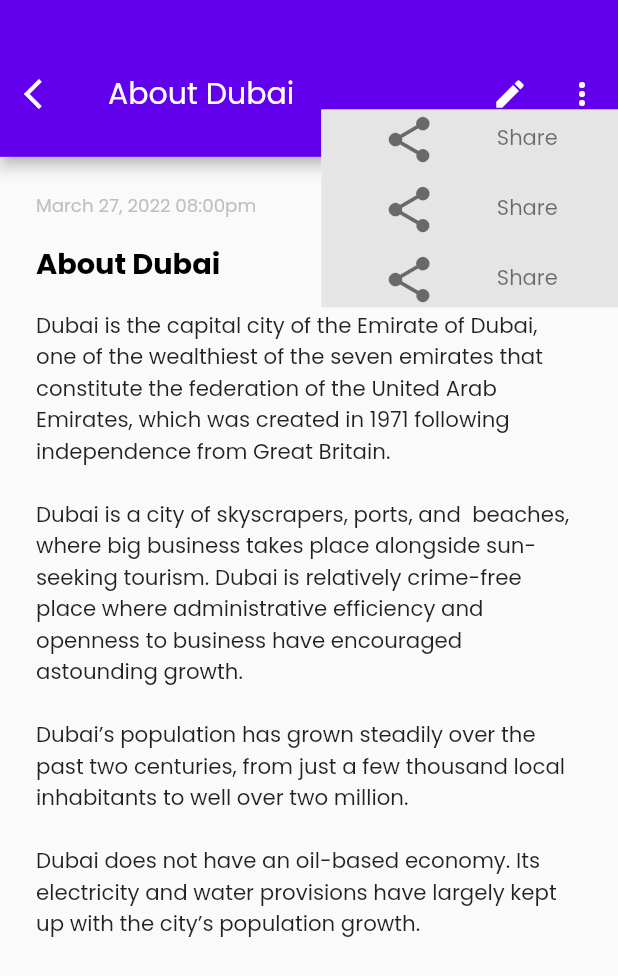
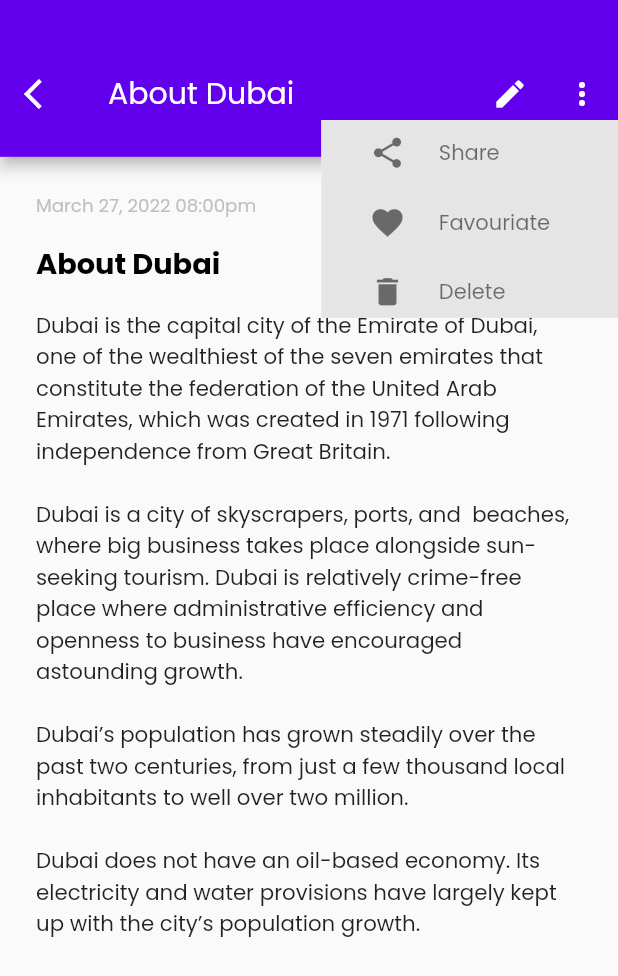
Before and after one commit to kolikay/Scholars_padi, a Flutter app: the NoteBookScreen3 screen opened directly, after a tap on the "more vert" icon, on a phone screen of 412 x 824 dp. Shown: the top 976 px of the screen. Run offline on Flutter 3.47's test engine with Material 2 defaults, Android fonts, the phone set to English and light mode, and no system bars; our stand-ins replace carousel_slider, flutter_riverpod, flutter_screenutil, flutter_slidable, google_fonts, image_picker and 2 more; missing offline and left inert: simple_connection_checker.

Commit message:
notebook cards screens3

```diff
--- a/lib/screens/note_book_screens/views/note_book_screen3.dart
+++ b/lib/screens/note_book_screens/views/note_book_screen3.dart
@@ -41,11 +41,9 @@ class _NoteBookScreen3State extends State<NoteBookScreen3> {
               ),
               thirdAppIcon: IconButton(
                 onPressed: () {
-                  // showDialog(
-                  //     context: context,
-                  //     builder: (BuildContext context) {
-                  //       return const MoreDialog();
-                  //     });
+                  setState(() {
+                    isVisible = !isVisible;
+                  });
                 },
                 icon: const Icon(Icons.more_vert),
               ),
@@ -93,11 +91,13 @@ Dubai does not have an oil-based economy. Its electricity and water provisions h
             ),
           ),
         ),
-        const Positioned(
-          right: 0,
-          top: 73,
-          child: MoreDialog(),
-        )
+        isVisible
+            ? const Positioned(
+                right: 0,
+                top: 80,
+                child: MoreDialog(),
+              )
+            : const SizedBox()
       ],
     );
   }
@@ -112,6 +112,7 @@ class MoreDialog extends StatelessWidget {
   Widget build(BuildContext context) {
     return Material(
       child: Container(
+        padding:const EdgeInsets.all(10),
         color: AppColor.darkContainer,
         height: 130.h,
         width: 180.w,
@@ -120,12 +121,18 @@ class MoreDialog extends StatelessWidget {
           mainAxisAlignment: MainAxisAlignment.center,
           children: [
             Row(
-              mainAxisAlignment: MainAxisAlignment.spaceEvenly,
+              mainAxisAlignment: MainAxisAlignment.start,
               children: [
+                SizedBox(
+                  width: 20.w,
+                ),
                 Icon(
                   Icons.share,
                   color: AppColor.dullBlack,
-                  size: 36.h,
+                  size: 24.h,
+                ),
+                SizedBox(
+                  width: 20.w,
                 ),
                 NormalText(
                   text: 'Share',
@@ -134,35 +141,47 @@ class MoreDialog extends StatelessWidget {
               ],
             ),
             SizedBox(
-              height: 10.h,
+              height: 20.w,
             ),
             Row(
-              mainAxisAlignment: MainAxisAlignment.spaceEvenly,
+              mainAxisAlignment: MainAxisAlignment.start,
               children: [
+                SizedBox(
+                  width: 20.w,
+                ),
                 Icon(
-                  Icons.share,
+                  Icons.favorite,
                   color: AppColor.dullBlack,
-                  size: 36.h,
+                  size: 24.h,
+                ),
+                SizedBox(
+                  width: 20.w,
                 ),
                 NormalText(
-                  text: 'Share',
+                  text: 'Favouriate',
                   color: AppColor.dullBlack,
                 )
               ],
             ),
             SizedBox(
-              height: 10.h,
+              height: 20.w,
             ),
             Row(
-              mainAxisAlignment: MainAxisAlignment.spaceEvenly,
+              mainAxisAlignment: MainAxisAlignment.start,
               children: [
+                SizedBox(
+                  width: 20.w,
+                ),
                 Icon(
-                  Icons.share,
+                  Icons.delete,
                   color: AppColor.dullBlack,
-                  size: 36.h,
+                  size: 24.h,
+                ),
+                SizedBox(
+                  width: 20.w,
                 ),
                 NormalText(
-                  text: 'Share',
+                  text: 'Delete',
                   color: AppColor.dullBlack,
                 )
               ],
```
